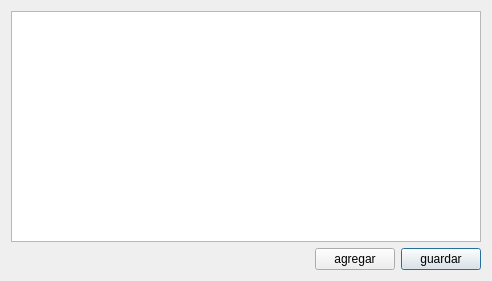
Above: temario.ui from Joscart/Juego-OCA before the change. Below: the same form after it.
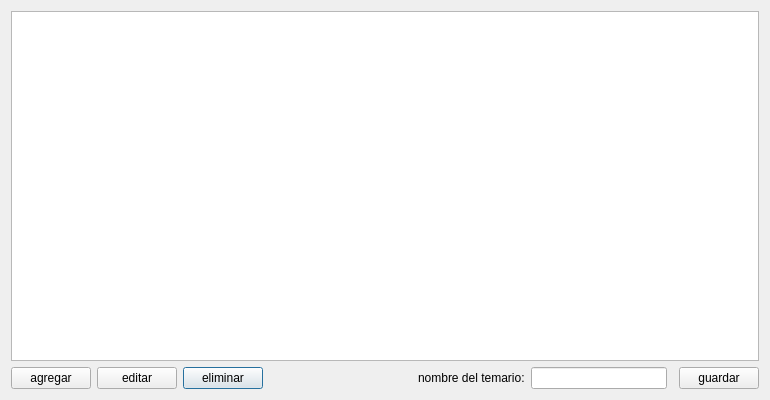
That is the form after the change.

The edit to the form file:
```diff
--- a/temario.ui
+++ b/temario.ui
@@ -6,29 +6,55 @@
    <rect>
     <x>0</x>
     <y>0</y>
-    <width>492</width>
-    <height>281</height>
+    <width>770</width>
+    <height>400</height>
    </rect>
   </property>
+  <property name="minimumSize">
+   <size>
+    <width>770</width>
+    <height>400</height>
+   </size>
+  </property>
+  <property name="maximumSize">
+   <size>
+    <width>770</width>
+    <height>400</height>
+   </size>
+  </property>
   <property name="windowTitle">
    <string>Dialog</string>
   </property>
   <layout class="QGridLayout" name="gridLayout">
-   <item row="2" column="2">
+   <item row="1" column="5">
+    <widget class="QLabel" name="label">
+     <property name="text">
+      <string>nombre del temario:</string>
+     </property>
+    </widget>
+   </item>
+   <item row="1" column="2">
+    <widget class="QPushButton" name="btneliminar">
+     <property name="text">
+      <string>eliminar</string>
+     </property>
+    </widget>
+   </item>
+   <item row="1" column="1">
+    <widget class="QPushButton" name="btneditar">
+     <property name="text">
+      <string>editar</string>
+     </property>
+    </widget>
+   </item>
+   <item row="1" column="8">
     <widget class="QPushButton" name="btnguardar">
      <property name="text">
       <string>guardar</string>
      </property>
     </widget>
    </item>
-   <item row="2" column="1">
-    <widget class="QPushButton" name="btnagregar">
-     <property name="text">
-      <string>agregar</string>
-     </property>
-    </widget>
-   </item>
-   <item row="2" column="0">
+   <item row="1" column="4">
     <spacer name="horizontalSpacer">
      <property name="orientation">
       <enum>Qt::Horizontal</enum>
@@ -41,7 +67,17 @@
      </property>
     </spacer>
    </item>
-   <item row="0" column="0" colspan="3">
+   <item row="1" column="6">
+    <widget class="QLineEdit" name="lnltematica"/>
+   </item>
+   <item row="1" column="0">
+    <widget class="QPushButton" name="btnagregar">
+     <property name="text">
+      <string>agregar</string>
+     </property>
+    </widget>
+   </item>
+   <item row="0" column="0" colspan="9">
     <widget class="QTableWidget" name="tbl_temario"/>
    </item>
   </layout>
```
